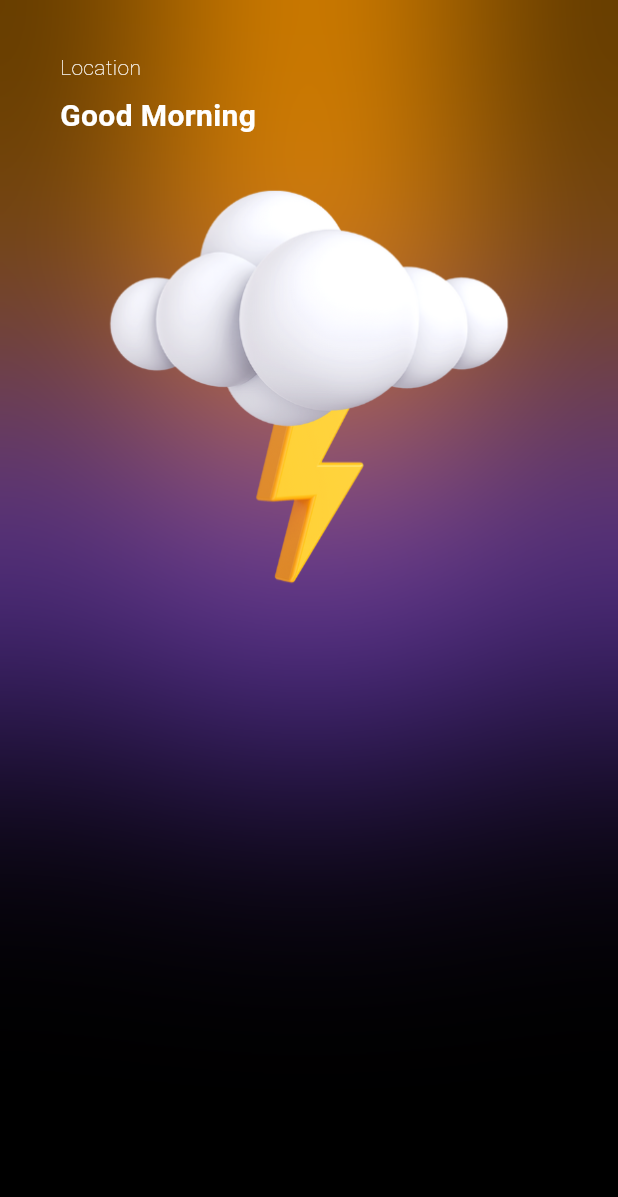
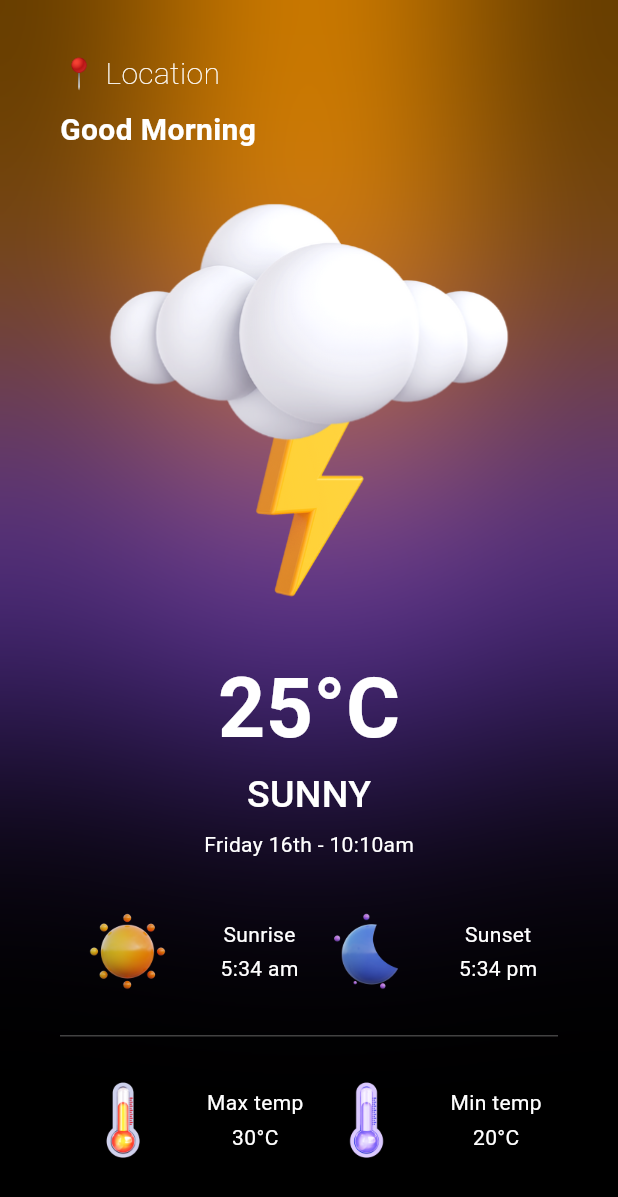
Before and after one commit to MNJTdhr/weather_app, a Flutter app: the screen it shows after launch, on a phone screen of 412 x 824 dp. Shown: the top 1197 px of the screen. Run offline on Flutter 3.47's test engine with Material 3 defaults, Android fonts, the phone set to English and light mode, and no system bars; our stand-ins replace bloc, equatable.

Commit message:
added every row, column, logo but hard coded

```diff
--- a/lib/screens/home_screen.dart
+++ b/lib/screens/home_screen.dart
@@ -70,9 +70,10 @@ class HomeScreen extends StatelessWidget {
                   crossAxisAlignment: CrossAxisAlignment.start,
                   children: [
                     Text(
-                      "Location",
+                      "📍 Location",
                       style: TextStyle(
                         color: Colors.white,
+                        fontSize: 20,
                         fontWeight: FontWeight.w200,
                       ),
                     ),
@@ -89,6 +90,111 @@ class HomeScreen extends StatelessWidget {
                       alignment: Alignment.center,
                       child: Image.asset("assets/1.png"),
                     ),
+                    Align(
+                      alignment: Alignment.center,
+                      child: Column(
+                        children: [
+                          Text(
+                            "25°C",
+                            style: TextStyle(
+                              color: Colors.white,
+                              fontSize: 55,
+                              fontWeight: FontWeight.bold,
+                            ),
+                          ),
+                          Text(
+                            "SUNNY",
+                            style: TextStyle(
+                              color: Colors.white,
+                              fontSize: 25,
+                              fontWeight: FontWeight.w500,
+                            ),
+                          ),
+                          SizedBox(height: 5),
+                          Text(
+                            "Friday 16th - 10:10am",
+                            style: TextStyle(color: Colors.white),
+                          ),
+                          SizedBox(height: 30),
+                          Row(
+                            mainAxisAlignment: MainAxisAlignment.spaceEvenly,
+                            children: [
+                              Image.asset('assets/11.png', scale: 8),
+                              SizedBox(width: 3),
+                              Column(
+                                mainAxisAlignment: MainAxisAlignment.start,
+                                children: [
+                                  Text(
+                                    "Sunrise",
+                                    style: TextStyle(color: Colors.white),
+                                  ),
+                                  SizedBox(height: 3),
+                                  Text(
+                                    "5:34 am",
+                                    style: TextStyle(color: Colors.white),
+                                  ),
+                                ],
+                              ),
+                              Image.asset('assets/12.png', scale: 8),
+                              SizedBox(width: 3),
+                              Column(
+                                mainAxisAlignment: MainAxisAlignment.start,
+                                children: [
+                                  Text(
+                                    "Sunset",
+                                    style: TextStyle(color: Colors.white),
+                                  ),
+                                  SizedBox(height: 3),
+                                  Text(
+                                    "5:34 pm",
+                                    style: TextStyle(color: Colors.white),
+                                  ),
+                                ],
+                              ),
+                            ],
+                          ),
+                          Divider(height: 50, color: Colors.grey.shade800),
+                          Row(
+                            mainAxisAlignment: MainAxisAlignment.spaceEvenly,
+                            children: [
+                              Image.asset('assets/13.png', scale: 8),
+                              SizedBox(width: 3),
+                              Column(
+                                mainAxisAlignment: MainAxisAlignment.start,
+                                children: [
+                                  Text(
+                                    "Max temp",
+                                    style: TextStyle(color: Colors.white),
+                                  ),
+                                  SizedBox(height: 3),
+                                  Text(
+                                    "30°C",
+                                    style: TextStyle(color: Colors.white),
+                                  ),
+                                ],
+                              ),
+                              Image.asset('assets/14.png', scale: 8),
+                              SizedBox(width: 3),
+                              Column(
+                                mainAxisAlignment: MainAxisAlignment.start,
+                                children: [
+                                  Text(
+                                    "Min temp",
+                                    style: TextStyle(color: Colors.white),
+                                  ),
+                                  SizedBox(height: 3),
+                                  Text(
+                                    "20°C",
+                                    style: TextStyle(color: Colors.white),
+                                  ),
+                                ],
+                              ),
+                            ],
+                          ),
+
+                        ],
+                      ),
+                    ),
                   ],
                 ),
               ),
```
